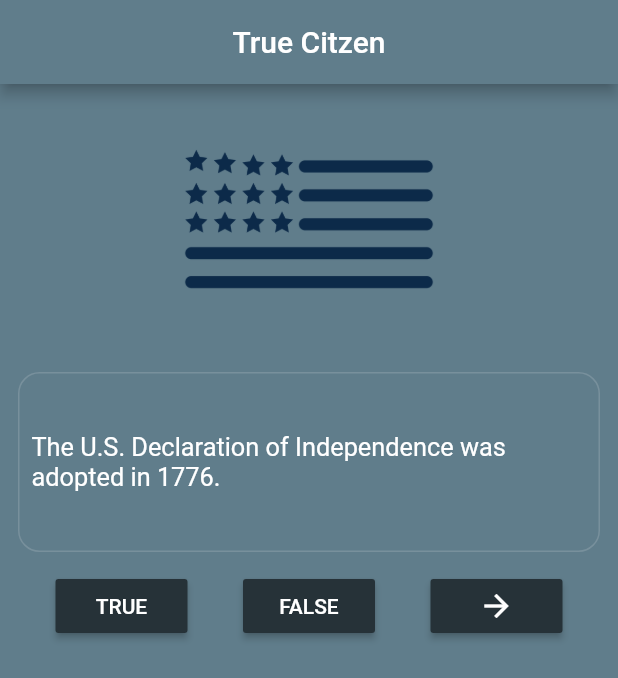
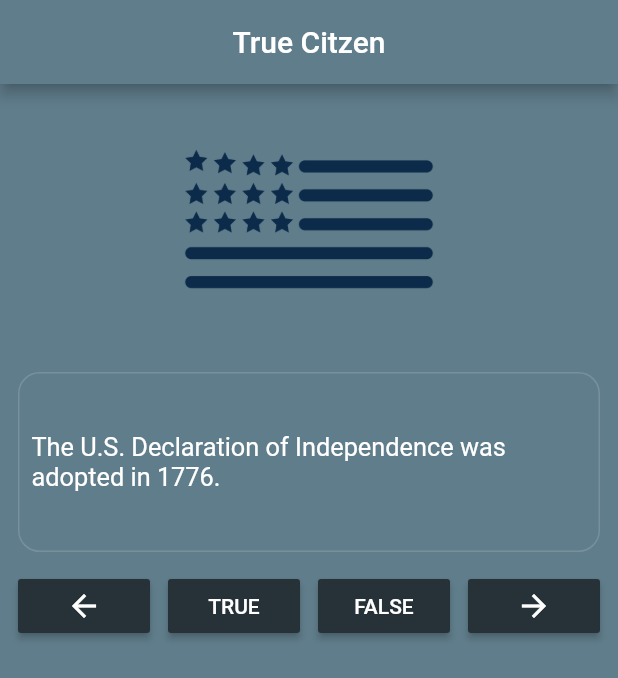
Before and after one commit to osiascarneiro/flutter_training, a Flutter app: the screen it shows after launch, on a phone screen of 412 x 824 dp. Shown: the top 678 px of the screen. Run offline on Flutter 3.47's test engine with Material 2 defaults, Android fonts, the phone set to English and light mode, and no system bars.

Commit message:
Finalizando app de Quiz

```diff
--- a/lib/ui/home.dart
+++ b/lib/ui/home.dart
@@ -86,6 +86,9 @@ class _QuizAppState extends State<QuizApp> {
                 return Row(
                   mainAxisAlignment: MainAxisAlignment.spaceEvenly,
                   children: <Widget>[
+                    RaisedButton(onPressed: () => _previousQuestion(),
+                      color: Colors.blueGrey.shade900,
+                      child: Icon(Icons.arrow_back, color: Colors.white,),),
                     RaisedButton(onPressed: () => _checkAnswer(true, context),
                       color: Colors.blueGrey.shade900,
                       child: Text("TRUE", style: TextStyle(color: Colors.white)),),
@@ -114,6 +117,7 @@ class _QuizAppState extends State<QuizApp> {
         duration: Duration(milliseconds: 500),
         backgroundColor: Colors.green,
       );
+      _nextQuestion();
     } else {
       snackBar = SnackBar(
         content: Text("Wrong answer..."),
@@ -127,6 +131,12 @@ class _QuizAppState extends State<QuizApp> {
   _nextQuestion() {
     setState(() {
       _currentQuestionIndex = (_currentQuestionIndex + 1) % questionBank.length;
+    });
+  }
+
+  _previousQuestion() {
+    setState(() {
+      _currentQuestionIndex = (_currentQuestionIndex - 1) % questionBank.length;
     });
   }
 }
```
